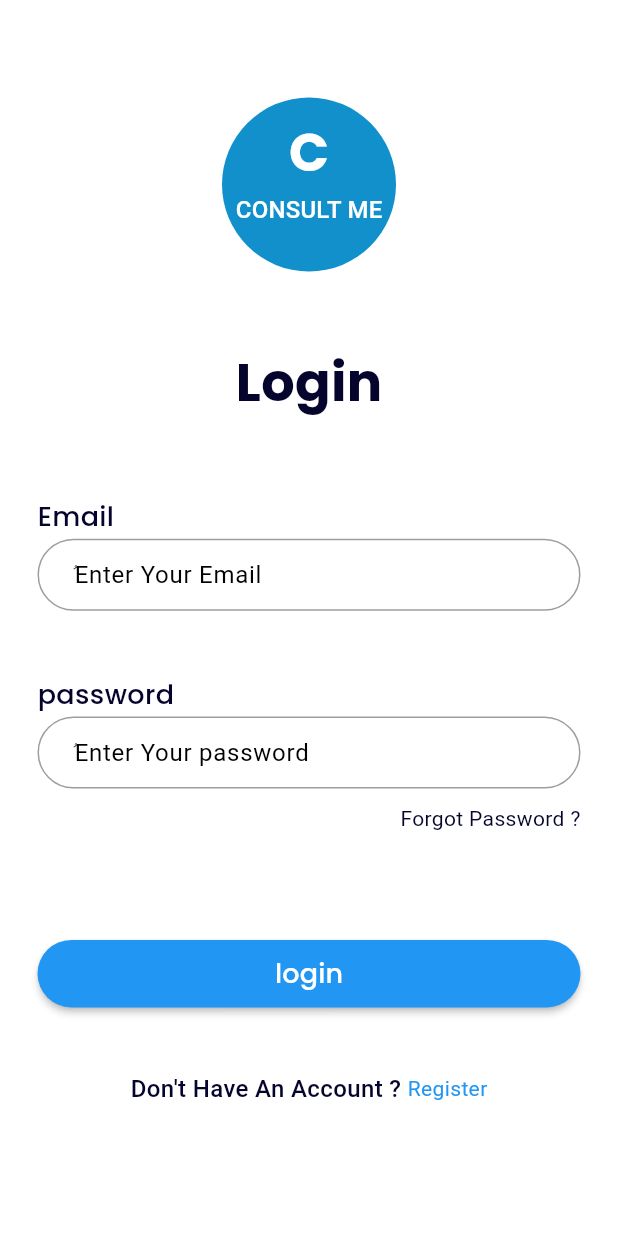
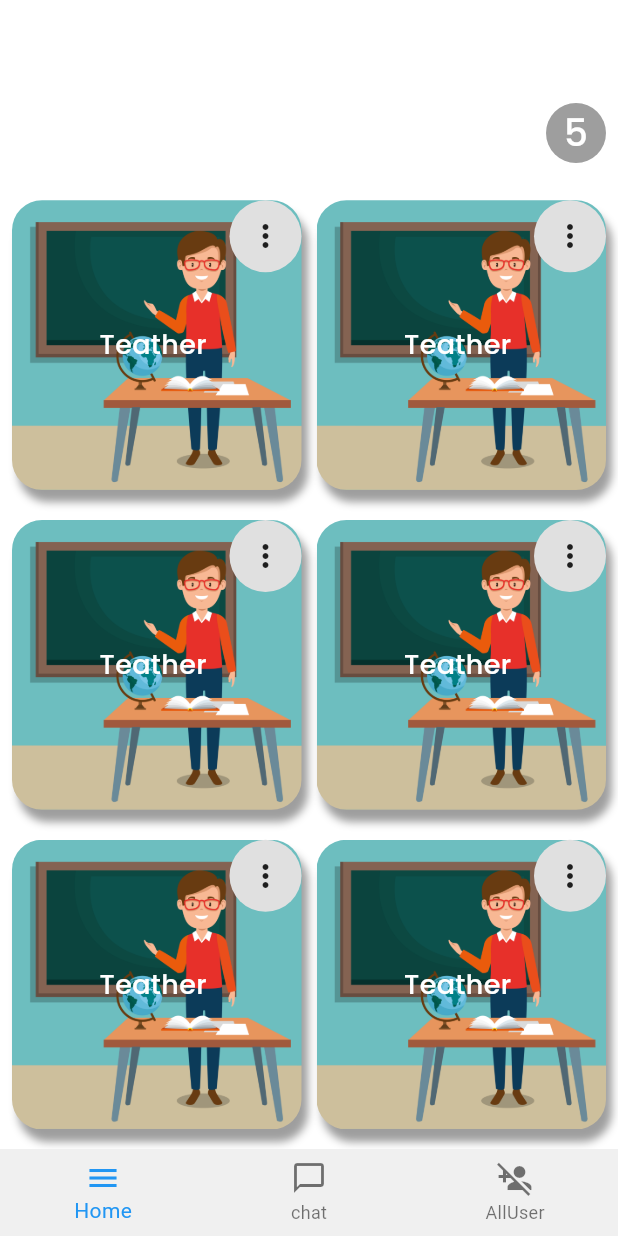
Before and after one commit to JEJE1612/progect-consultme, a Flutter app: the screen it shows after launch, after a tap on "login", on a phone screen of 412 x 824 dp. Run offline on Flutter 3.47's test engine with Material 3 defaults, Android fonts, the phone set to English and light mode, and no system bars; our stand-ins replace bloc, flutter_bloc, font_awesome_flutter, google_fonts.

Commit message:
craetAdmin Bloc And Admin State HomeLayOut To displaycatroisAdmin

```diff
--- /dev/null
+++ b/lib/Feather/Admin/HomeLayOut/presentaion/mangment/AdminBloc.dart
@@ -0,0 +1,31 @@
+import 'package:flutter/material.dart';
+import 'package:flutter_application_1/Feather/Admin/HomeLayOut/presentaion/mangment/AdminState.dart';
+import 'package:flutter_application_1/Feather/Admin/HomeLayOut/presentaion/views/Widgets/Home/home.dart';
+import 'package:flutter_application_1/Feather/HomeLayOut/Presentation/views/chat.dart';
+import 'package:flutter_application_1/Feather/HomeLayOut/Presentation/views/profail.dart';
+import 'package:flutter_application_1/Feather/HomeLayOut/Presentation/views/widgets/Setting/views/setting.dart';
+import 'package:flutter_bloc/flutter_bloc.dart';
+
+class AdminBloc extends Cubit<AdminState> {
+  AdminBloc() : super(InitalState());
+  static AdminBloc get(context) => BlocProvider.of(context);
+  int currentindex = 0;
+
+  List<Widget> views = [
+    const Home(),
+    const ChatScreen(),
+    const Profail(),
+    const Setting(),
+  ];
+
+  void changeBootomSheet(int index) {
+    currentindex = index;
+    emit(ChangeBottonSheet());
+  }
+
+  ThemeMode themeMode = ThemeMode.light;
+  void changeTheam(ThemeMode mode) {
+    themeMode = mode;
+    emit(ChangeTheamMode());
+  }
+}
--- /dev/null
+++ b/lib/Feather/Admin/HomeLayOut/presentaion/mangment/AdminState.dart
@@ -0,0 +1,7 @@
+abstract class AdminState {}
+
+class InitalState extends AdminState {}
+
+class ChangeBottonSheet extends AdminState {}
+
+class ChangeTheamMode extends AdminState {}
--- /dev/null
+++ b/lib/Feather/Admin/HomeLayOut/presentaion/views/AdminLayout.dart
@@ -0,0 +1,43 @@
+import 'package:flutter/material.dart';
+import 'package:flutter_application_1/Feather/Admin/HomeLayOut/presentaion/mangment/AdminBloc.dart';
+import 'package:flutter_application_1/Feather/Admin/HomeLayOut/presentaion/mangment/AdminState.dart';
+import 'package:flutter_bloc/flutter_bloc.dart';
+
+class AdminLyOut extends StatelessWidget {
+  static const String nameKey = "HomeLayOut";
+
+  const AdminLyOut({super.key});
+
+  @override
+  Widget build(BuildContext context) {
+    return BlocConsumer<AdminBloc, AdminState>(
+      listener: (context, state) {},
+      builder: (context, state) {
+        var bloc = AdminBloc.get(context);
+        return Scaffold(
+          body: bloc.views[bloc.currentindex],
+          bottomNavigationBar: BottomNavigationBar(
+              currentIndex: bloc.currentindex,
+              onTap: (value) {
+                bloc.changeBootomSheet(value);
+              },
+              items: const [
+                BottomNavigationBarItem(
+                  icon: Icon(Icons.menu),
+                  label: "Home",
+                ),
+                BottomNavigationBarItem(
+                  icon: Icon(Icons.chat_bubble_outline),
+                  label: "chat",
+                ),
+                BottomNavigationBarItem(
+                    icon: Icon(
+                      Icons.person_add_disabled,
+                    ),
+                    label: "AllUser"),
+              ]),
+        );
+      },
+    );
+  }
+}
--- /dev/null
+++ b/lib/Feather/Admin/HomeLayOut/presentaion/views/Widgets/Home/Widgets/GradViewBuilderAdmin.dart
@@ -0,0 +1,106 @@
+import 'package:flutter/material.dart';
+import 'package:flutter_application_1/Feather/HomeLayOut/Presentation/views/widgets/Catroies/widgets/Allconslatme.dart';
+import 'package:flutter_application_1/Feather/HomeLayOut/Presentation/views/widgets/ChatSceen/ChatDeatiles.dart';
+import 'package:flutter_application_1/Feather/HomeLayOut/Presentation/views/widgets/Setting/views/Editprofail.dart';
+import 'package:flutter_application_1/core/utils/assets.dart';
+import 'package:flutter_application_1/core/utils/styles.dart';
+
+class GradViewBuilderAdmin extends StatelessWidget {
+  const GradViewBuilderAdmin({Key? key}) : super(key: key);
+
+  @override
+  Widget build(BuildContext context) {
+    return InkWell(
+      onTap: () {
+        Navigator.push(
+          context,
+          MaterialPageRoute(
+            builder: (context) => const AllConaltant(),
+          ),
+        );
+      },
+      child: Stack(
+        children: [
+          Container(
+            decoration: BoxDecoration(
+              borderRadius: BorderRadius.circular(20),
+              image: const DecorationImage(
+                image: AssetImage(
+                  AssetsData.logo,
+                ),
+              ),
+              boxShadow: const [
+                BoxShadow(
+                  color: Colors.grey,
+                  blurRadius: 4,
+                  offset: Offset(4, 8), // Shadow position
+                ),
+              ],
+            ),
+            child: Align(
+                alignment: Alignment.center,
+                child: Text(
+                  "Teather ",
+                  style: Styles.textStyle18.copyWith(color: Colors.white),
+                )),
+          ),
+          Positioned(
+            top: 0,
+            right: 0,
+            child: Row(
+              children: [
+                const SizedBox(width: 5),
+                Material(
+                  color: Colors.grey[300],
+                  borderRadius: BorderRadius.circular(50),
+                  child: PopupMenuButton<String>(
+                    itemBuilder: (context) => [
+                      const PopupMenuItem(
+                        value: 'update',
+                        child: Row(
+                          children: [
+                            Icon(Icons.edit),
+                            SizedBox(width: 5),
+                            Text('update'),
+                          ],
+                        ),
+                      ),
+                      const PopupMenuItem(
+                        value: 'remove',
+                        child: Row(
+                          children: [
+                            Icon(Icons.delete),
+                            SizedBox(width: 5),
+                            Text('Remove'),
+                          ],
+                        ),
+                      ),
+                    ],
+                    onSelected: (value) {
+                      // Handle selection here
+                      if (value == 'update') {
+                        Navigator.push(
+                          context,
+                          MaterialPageRoute(
+                            builder: (context) => EditProfail(),
+                          ),
+                        );
+                      } else if (value == 'Chat') {
+                        Navigator.pushReplacement(
+                          context,
+                          MaterialPageRoute(
+                            builder: (context) => chatDeatiles(),
+                          ),
+                        );
+                      }
+                    },
+                  ),
+                ),
+              ],
+            ),
+          ),
+        ],
+      ),
+    );
+  }
+}
--- /dev/null
+++ b/lib/Feather/Admin/HomeLayOut/presentaion/views/Widgets/Home/Widgets/GridViewBuilderAdmin.dart
@@ -0,0 +1,27 @@
+import 'package:flutter/material.dart';
+import 'package:flutter_application_1/Feather/Admin/HomeLayOut/presentaion/views/Widgets/Home/Widgets/GradViewBuilderAdmin.dart';
+import 'package:flutter_application_1/Feather/HomeLayOut/Presentation/views/widgets/Catroies/widgets/GradViewBuilder.dart';
+
+class GridViewBuilderAdmin extends StatelessWidget {
+  const GridViewBuilderAdmin({
+    super.key,
+  });
+
+  @override
+  Widget build(BuildContext context) {
+    return GridView.builder(
+      physics: const NeverScrollableScrollPhysics(),
+      shrinkWrap: true,
+      itemCount: 15,
+      gridDelegate: const SliverGridDelegateWithFixedCrossAxisCount(
+        crossAxisCount: 2,
+        mainAxisSpacing: 20,
+        childAspectRatio: 0.999,
+        crossAxisSpacing: 10,
+      ),
+      itemBuilder: (BuildContext context, int index) {
+        return const GradViewBuilderAdmin();
+      },
+    );
+  }
+}
--- /dev/null
+++ b/lib/Feather/Admin/HomeLayOut/presentaion/views/Widgets/Home/home.dart
@@ -0,0 +1,51 @@
+import 'package:flutter/material.dart';
+import 'package:flutter_application_1/Feather/Admin/HomeLayOut/presentaion/views/Widgets/Home/Widgets/GridViewBuilderAdmin.dart';
+import 'package:flutter_application_1/Feather/HomeLayOut/Presentation/views/widgets/Catroies/CustomAppBarCatrois.dart';
+import 'package:flutter_application_1/Feather/HomeLayOut/Presentation/views/widgets/Catroies/widgets/GridViewBuilder.dart';
+import 'package:flutter_application_1/core/utils/assets.dart';
+import 'package:flutter_application_1/core/utils/styles.dart';
+
+class Home extends StatelessWidget {
+  const Home({
+    super.key,
+  });
+
+  @override
+  Widget build(BuildContext context) {
+    return SafeArea(
+      child: SingleChildScrollView(
+        physics: const BouncingScrollPhysics(),
+        child: Padding(
+          padding: const EdgeInsets.all(8.0),
+          child:
+              Column(crossAxisAlignment: CrossAxisAlignment.start, children: [
+            const CustomAppBarCatrois(),
+            SizedBox(
+              height: MediaQuery.of(context).size.height * 0.03,
+            ),
+            Row(
+              mainAxisAlignment: MainAxisAlignment.spaceBetween,
+              children: [
+                Text(
+                  "All Catroies",
+                  style: Styles.textStyle18,
+                ),
+                CircleAvatar(
+                  backgroundColor: Colors.grey,
+                  child: Text(
+                    "5",
+                    style: Styles.textStyle20.copyWith(color: Colors.white),
+                  ),
+                ),
+              ],
+            ),
+            SizedBox(
+              height: MediaQuery.of(context).size.height * 0.03,
+            ),
+            const GridViewBuilderAdmin(),
+          ]),
+        ),
+      ),
+    );
+  }
+}
--- a/lib/Feather/Login/presentaion/views/Login.dart
+++ b/lib/Feather/Login/presentaion/views/Login.dart
@@ -1,4 +1,5 @@
 import 'package:flutter/material.dart';
+import 'package:flutter_application_1/Feather/Admin/HomeLayOut/presentaion/views/AdminLayout.dart';
 import 'package:flutter_application_1/Feather/HomeLayOut/Presentation/views/widgets/Catroies/widgets/Logo.dart';
 import 'package:flutter_application_1/Feather/Login/presentaion/Widgets/CustomButtonAuth%20.dart';
 import 'package:flutter_application_1/Feather/Login/presentaion/Widgets/CustomTextForm.dart';
@@ -140,6 +141,11 @@ class _LoginState extends State<Login> {
                       child: CustomButtonAuth(
                         title: "login",
                         onPressed: () async {
+                          Navigator.push(
+                              context,
+                              MaterialPageRoute(
+                                builder: (context) => AdminLyOut(),
+                              ));
                           setState(() {});
                           if (formkey.currentState!.validate()) {}
                         },
--- a/lib/main.dart
+++ b/lib/main.dart
@@ -1,4 +1,5 @@
 import 'package:flutter/material.dart';
+import 'package:flutter_application_1/Feather/Admin/HomeLayOut/presentaion/mangment/AdminBloc.dart';
 import 'package:flutter_application_1/Feather/HomeLayOut/Presentation/mangment/myBloc.dart';
 import 'package:flutter_application_1/Feather/HomeLayOut/Presentation/mangment/myState.dart';
 import 'package:flutter_application_1/Feather/HomeLayOut/Presentation/views/HomeLayOut.dart';
@@ -28,6 +29,9 @@ class MyApp extends StatelessWidget {
         BlocProvider(
           create: (context) => MyBloc(),
         ),
+        BlocProvider(
+          create: (context) => AdminBloc(),
+        ),
       ],
       child: BlocConsumer<MyBloc, MyState>(
         listener: (context, state) {},
```
